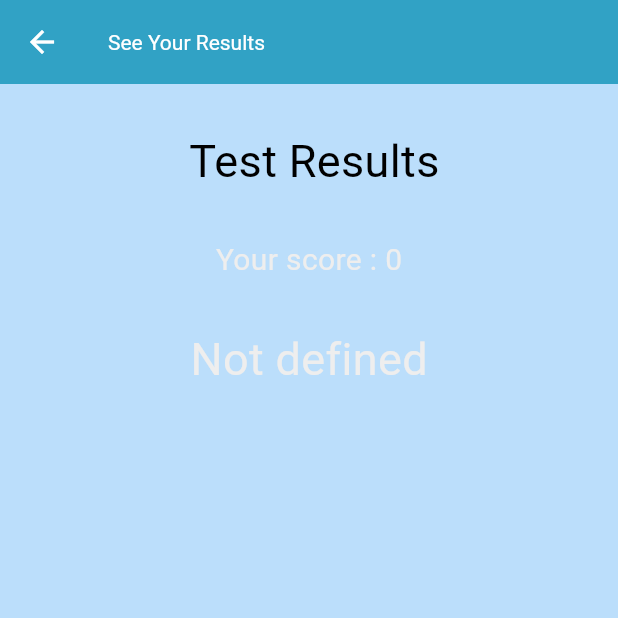
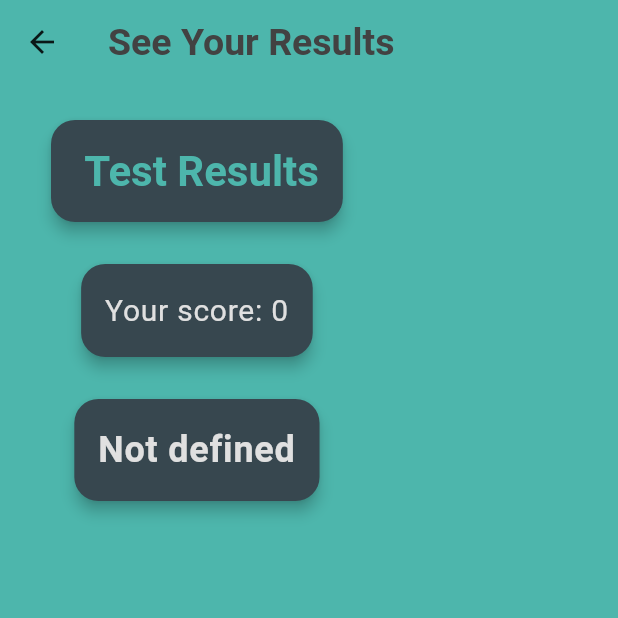
Before and after one commit to khush1yaaar/TakeCare, a Flutter app: the Result screen opened directly with empty values, on a phone screen of 412 x 824 dp, the top half of it. Run offline on Flutter 3.47's test engine with Material 3 defaults, Android fonts, the phone set to English and light mode, and no system bars; our stand-ins replace camera, cloud_firestore, country_picker, curved_navigation_bar, dots_indicator, firebase_auth and 7 more; accounts and stored records are empty.

Commit message:
updated UI Result Screen

```diff
--- a/lib/screens/result_screens/result_screen.dart
+++ b/lib/screens/result_screens/result_screen.dart
@@ -3,7 +3,7 @@ import 'package:flutter/material.dart';
 class Result extends StatefulWidget {
   final int result;
   final String keyword;
-  const Result({super.key,required this.result, required this.keyword});
+  const Result({super.key, required this.result, required this.keyword});
 
   @override
   State<Result> createState() => _ResultState();
@@ -12,159 +12,146 @@ class Result extends StatefulWidget {
 class _ResultState extends State<Result> {
   @override
   Widget build(BuildContext context) {
+    final theme = Theme.of(context);
+
     return Scaffold(
-      backgroundColor: Colors.blue.shade100,
+      backgroundColor: theme.scaffoldBackgroundColor,
       appBar: AppBar(
-        backgroundColor: Color.fromARGB(255, 49, 162, 197),
+        backgroundColor: theme.scaffoldBackgroundColor,
         leading: GestureDetector(
-          onTap: (){
+          onTap: () {
             Navigator.pop(context);
           },
-          child: Icon(Icons.arrow_back,color: Colors.white)
+          child: Icon(Icons.arrow_back, color: theme.iconTheme.color),
         ),
-        title: const Text(
+        title: Text(
           'See Your Results',
-          style: TextStyle(color: Colors.white),
+          style: TextStyle(
+            color: theme.appBarTheme.backgroundColor ?? Colors.black,
+            fontWeight: FontWeight.bold,
+            fontSize: 25,
+          ),
         ),
       ),
       body: SingleChildScrollView(
-        child: Center(
+        child: Padding(
+          padding: const EdgeInsets.only(left: 30),
           child: Column(
+            mainAxisAlignment: MainAxisAlignment.center,
+            crossAxisAlignment: CrossAxisAlignment.center,
             children: [
-              const SizedBox(
-                height: 30,
-              ),
-              Center(
-                child: Text(
-                  '${widget.keyword.toString().toUpperCase()} Test Results',
-                  style: const TextStyle(
-                    fontSize: 30,
-                    color: Colors.black,
-                  ),
-                ),
-              ),
-              const SizedBox(
-                height: 30,
-              ),
-              Text(
-                'Your score : ${widget.result.toString().toUpperCase()}',
-                style: const TextStyle(
-                  fontSize: 20
-                ),
-              ),
-              const SizedBox(
-                height: 30,
-              ),
-              Text(
-                showResult(widget.result, widget.keyword),
-                style: TextStyle(
-                  fontSize: 30
-                ),
-              ),
+              const SizedBox(height: 20),
+              _buildTitleCard(theme),
+              const SizedBox(height: 20),
+              _buildScoreCard(theme),
+              const SizedBox(height: 20),
+              _buildResultCard(theme),
             ],
           ),
         ),
       ),
     );
   }
+
+  Widget _buildTitleCard(ThemeData theme) {
+    return Card(
+      shape: RoundedRectangleBorder(borderRadius: BorderRadius.circular(16)),
+      color: theme.primaryColor,
+      elevation: 4,
+      child: Padding(
+        padding: const EdgeInsets.all(16.0),
+        child: Text(
+          '${widget.keyword.toUpperCase()} Test Results',
+          style: theme.textTheme.headlineMedium?.copyWith(fontWeight: FontWeight.bold),
+          textAlign: TextAlign.center,
+        ),
+      ),
+    );
+  }
+
+  Widget _buildScoreCard(ThemeData theme) {
+    return Card(
+      shape: RoundedRectangleBorder(borderRadius: BorderRadius.circular(16)),
+      color: theme.primaryColor,
+      elevation: 4,
+      child: Padding(
+        padding: const EdgeInsets.all(16.0),
+        child: Text(
+          'Your score: ${widget.result}',
+          style: theme.textTheme.bodyLarge?.copyWith(fontSize: 20),
+          textAlign: TextAlign.center,
+        ),
+      ),
+    );
+  }
+
+  Widget _buildResultCard(ThemeData theme) {
+    return Card(
+      shape: RoundedRectangleBorder(borderRadius: BorderRadius.circular(16)),
+      color: theme.primaryColor,
+      elevation: 4,
+      child: Padding(
+        padding: const EdgeInsets.all(16.0),
+        child: Text(
+          showResult(widget.result, widget.keyword),
+          style: theme.textTheme.bodyLarge?.copyWith(fontSize: 24, fontWeight: FontWeight.bold),
+          textAlign: TextAlign.center,
+        ),
+      ),
+    );
+  }
+
   String showResult(int result, String keyword) {
     String level;
     switch (keyword) {
-      case "anxiety": {
+      case "anxiety":
         level = anxietyResult(result);
-      } break;
-
-      case "depression": {
+        break;
+      case "depression":
         level = depressionResult(result);
-      } break;
-
-      case "adhd": {
+        break;
+      case "adhd":
         level = adhdResult(result);
-      } break;
-
-      case "ptsd": {
+        break;
+      case "ptsd":
         level = ptsdResult(result);
-      } break;
-
-      case "bipolar": {
+        break;
+      case "bipolar":
         level = bipolarResult(result);
-      } break;
-
-      case "parenttest": {
+        break;
+      case "parenttest":
         level = bipolarResult(result);
-      } break;
-
-      default: {
+        break;
+      default:
         level = "Not defined";
-      } break;
-    }
-    return level;
-  }
-  String anxietyResult(int result) {
-    String level;
-    if(result > 14) {
-      level = "Severe Anxiety";
-    }
-    else if (result > 9) {
-      level = "Moderate Anxiety";
-    }
-    else if ( result > 4) {
-      level = "Mild Anxiety";
-    }
-    else {
-      level = "Minimal Anxiety";
     }
     return level;
   }
 
+  String anxietyResult(int result) {
+    if (result > 14) return "Severe Anxiety";
+    if (result > 9) return "Moderate Anxiety";
+    if (result > 4) return "Mild Anxiety";
+    return "Minimal Anxiety";
+  }
+
   String depressionResult(int result) {
-    String level;
-    if(result > 19) {
-      level = "Severe depression";
-    }
-    else if (result > 14) {
-      level = "Moderately severe depression";
-    }
-    else if ( result > 9) {
-      level = "Moderate depression";
-    }
-    else if ( result > 4) {
-      level = "Mild depression";
-    }
-    else {
-      level = "Minimal Anxiety";
-    }
-    return level;
+    if (result > 19) return "Severe depression";
+    if (result > 14) return "Moderately severe depression";
+    if (result > 9) return "Moderate depression";
+    if (result > 4) return "Mild depression";
+    return "Minimal Depression";
   }
 
   String ptsdResult(int result) {
-    String level;
-    if(result > 3) {
-      level = "PTSD Positive";
-    }
-    else {
-      level = "Nah You're fine";
-    }
-    return level;
+    return result > 3 ? "PTSD Positive" : "Nah You're fine";
   }
+
   String adhdResult(int result) {
-    String level;
-    if(result >= 4) {
-      level = "ADHD Likely";
-    }
-    else {
-      level = "ADHD Unlikely";
-    }
-    return level;
+    return result >= 4 ? "ADHD Likely" : "ADHD Unlikely";
   }
+
   String bipolarResult(int result) {
-    String level;
-    if(result > 7) {
-      level = "BiPolar Positive";
-    }
-    else {
-      level = "BiPolar Negative";
-    }
-    return level;
+    return result > 7 ? "Bipolar Positive" : "Bipolar Negative";
   }
 }
```
